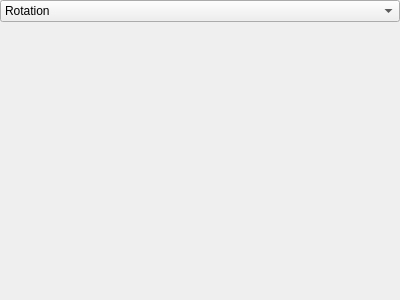
radek-dab/gkproj, file filterwidget.ui: the form before one commit.
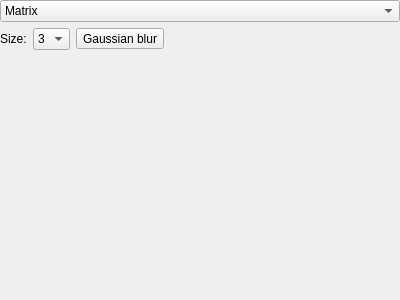
The form after the commit. The open tabs and pages were chosen to show the change.

Commit message: Implement MatrixFilter

Patch:
```diff
--- a/filterwidget.ui
+++ b/filterwidget.ui
@@ -29,7 +29,7 @@
    <item>
     <widget class="QComboBox" name="comboBox">
      <property name="currentIndex">
-      <number>2</number>
+      <number>1</number>
      </property>
      <item>
       <property name="text">
@@ -64,7 +64,88 @@
       <number>2</number>
      </property>
      <widget class="QWidget" name="functionPage"/>
-     <widget class="QWidget" name="matrixPage"/>
+     <widget class="QWidget" name="matrixPage">
+      <layout class="QVBoxLayout" name="matrixVerticalLayout">
+       <property name="leftMargin">
+        <number>0</number>
+       </property>
+       <property name="topMargin">
+        <number>0</number>
+       </property>
+       <property name="rightMargin">
+        <number>0</number>
+       </property>
+       <property name="bottomMargin">
+        <number>0</number>
+       </property>
+       <item>
+        <layout class="QHBoxLayout" name="matrixHorizontalLayout">
+         <item>
+          <widget class="QLabel" name="sizeLabel">
+           <property name="text">
+            <string>Size:</string>
+           </property>
+          </widget>
+         </item>
+         <item>
+          <widget class="QComboBox" name="sizeComboBox">
+           <item>
+            <property name="text">
+             <string>3</string>
+            </property>
+           </item>
+           <item>
+            <property name="text">
+             <string>5</string>
+            </property>
+           </item>
+           <item>
+            <property name="text">
+             <string>7</string>
+            </property>
+           </item>
+          </widget>
+         </item>
+         <item>
+          <widget class="QToolButton" name="blurButton">
+           <property name="text">
+            <string>Gaussian blur</string>
+           </property>
+          </widget>
+         </item>
+         <item>
+          <spacer name="matrixHorizontalSpacer">
+           <property name="orientation">
+            <enum>Qt::Horizontal</enum>
+           </property>
+           <property name="sizeHint" stdset="0">
+            <size>
+             <width>40</width>
+             <height>20</height>
+            </size>
+           </property>
+          </spacer>
+         </item>
+        </layout>
+       </item>
+       <item>
+        <layout class="QGridLayout" name="matrixGridLayout"/>
+       </item>
+       <item>
+        <spacer name="verticalSpacer">
+         <property name="orientation">
+          <enum>Qt::Vertical</enum>
+         </property>
+         <property name="sizeHint" stdset="0">
+          <size>
+           <width>20</width>
+           <height>40</height>
+          </size>
+         </property>
+        </spacer>
+       </item>
+      </layout>
+     </widget>
      <widget class="QWidget" name="rotationPage">
       <layout class="QFormLayout" name="rotationFormLayout">
        <property name="leftMargin">
```
Left out of the diff: 27 changed lines with no effect on the pictures. The commit also changes 8 other files.
